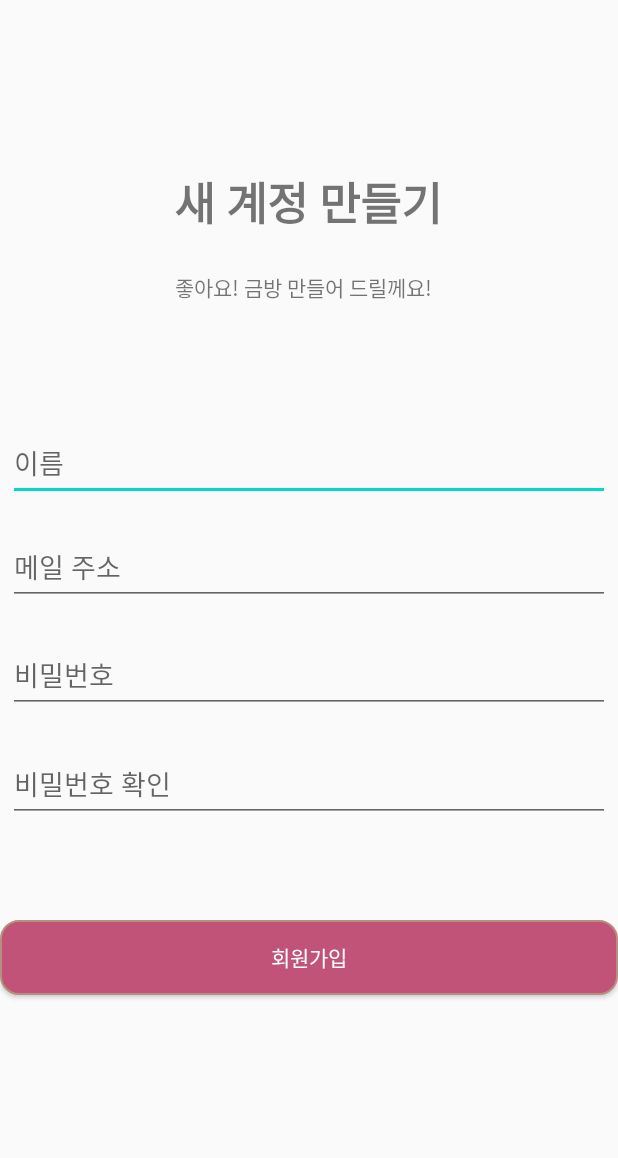
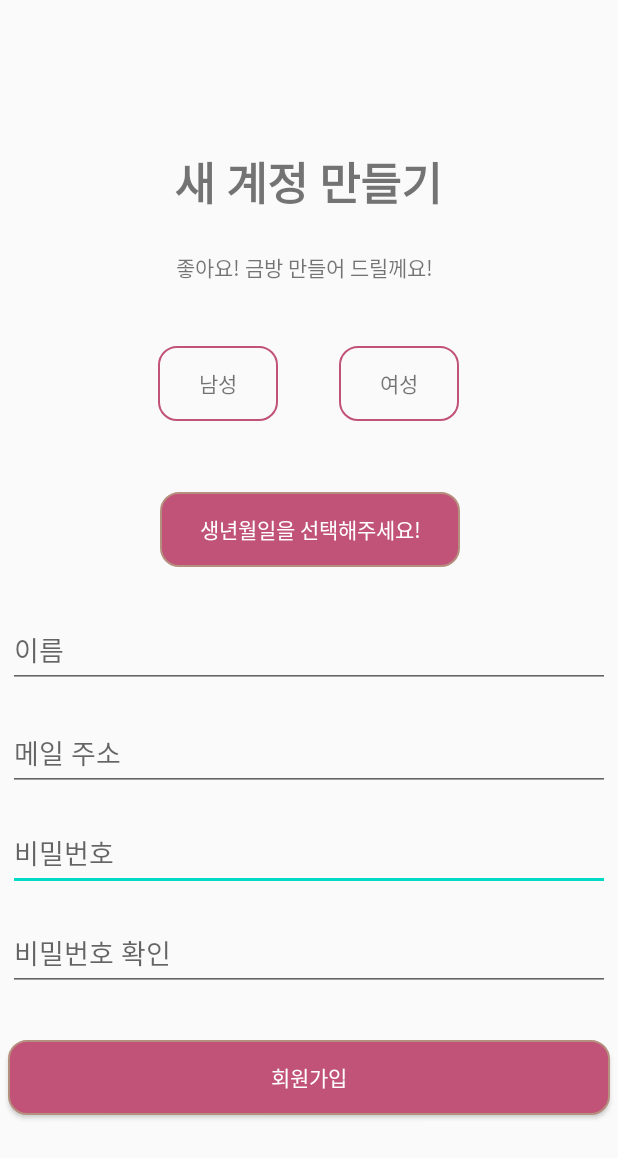
Before and after one commit to jungchunkim/GoEat, an Android app: the register_activity screen opened directly, with no data from a screen before it, on a phone screen of 412 x 824 dp. Shown: the top 1158 px of the screen. Run offline under Robolectric (Android 15) with nearby library versions, the light colour scheme and no system bars; our stand-ins replace Volley; network calls fail.

Commit message:
성별 , 생년월일 추가

```diff
--- a/app/src/main/AndroidManifest.xml
+++ b/app/src/main/AndroidManifest.xml
@@ -1,7 +1,8 @@
 <?xml version="1.0" encoding="utf-8"?>
 <manifest xmlns:android="http://schemas.android.com/apk/res/android"
     package="com.example.testexam">
-    <uses-permission android:name="android.permission.INTERNET"/>
+
+    <uses-permission android:name="android.permission.INTERNET" />
 
     <application
         android:allowBackup="true"
@@ -10,7 +11,7 @@
         android:roundIcon="@mipmap/ic_launcher_round"
         android:supportsRtl="true"
         android:theme="@style/AppTheme">
-        <activity android:name=".success_sign_up"></activity>
+        <activity android:name=".success_sign_up" />
         <activity android:name=".register_activity" />
         <activity android:name=".login_activity" />
         <activity android:name=".hello2" />
--- a/app/src/main/java/com/example/testexam/register_activity.java
+++ b/app/src/main/java/com/example/testexam/register_activity.java
@@ -3,13 +3,19 @@ package com.example.testexam;
 import androidx.appcompat.app.AppCompatActivity;
 
 import android.app.Activity;
+import android.app.AlertDialog;
+import android.app.DatePickerDialog;
 import android.content.Intent;
 import android.os.Bundle;
+import android.util.Log;
 import android.view.KeyEvent;
 import android.view.View;
 import android.view.inputmethod.InputMethodManager;
 import android.widget.Button;
+import android.widget.DatePicker;
 import android.widget.EditText;
+import android.widget.NumberPicker;
+import android.widget.TextView;
 import android.widget.Toast;
 
 import com.android.volley.RequestQueue;
@@ -23,7 +29,21 @@ public class register_activity extends AppCompatActivity {
 
     private EditText et_name, et_email, et_password, et_re_password;
     private Button btn_regist_account;
+    private  TextView tv_yearpicker, tv_women, tv_men;
 
+    private String user_birth = "";
+    private String user_gender = "";
+
+    DatePickerDialog.OnDateSetListener d = new DatePickerDialog.OnDateSetListener() {
+        @Override
+        public void onDateSet(DatePicker view, int year, int monthOfYear, int dayOfMonth){
+            Log.d("YearMonthPickerTest", "year = " + year + ", month = " + monthOfYear + ", day = " + dayOfMonth);
+            user_birth = year+"/" + monthOfYear + "/"+dayOfMonth;
+            tv_yearpicker = (TextView) findViewById(R.id.tv_yearpicker);
+            tv_yearpicker.setText(year+" / " + monthOfYear + " / "+dayOfMonth);
+
+        }
+    };
 
     @Override
     protected void onCreate(Bundle savedInstanceState) {
@@ -34,6 +54,9 @@ public class register_activity extends AppCompatActivity {
         et_password = (EditText)findViewById(R.id.et_password);
         et_re_password = (EditText)findViewById(R.id.et_re_password);
         btn_regist_account = (Button) findViewById(R.id.btn_regist_account);
+        tv_yearpicker = (TextView) findViewById(R.id.tv_yearpicker);
+        tv_women = (TextView) findViewById(R.id.tv_women);
+        tv_men = (TextView) findViewById(R.id.tv_men);
 
         et_name.setOnKeyListener(new View.OnKeyListener() {
             public boolean onKey(View v, int keyCode, KeyEvent event) {
@@ -77,9 +100,32 @@ public class register_activity extends AppCompatActivity {
         });
 
 
+        tv_yearpicker.setOnClickListener(new View.OnClickListener() {
+            @Override
+            public void onClick(View view) {
+                year_picker pd = new year_picker();
+                pd.setListener(d);
+                pd.show(getSupportFragmentManager(), "YearMonthPickerTest");
+            }
+        });
 
+        tv_women.setOnClickListener(new View.OnClickListener() {
+            @Override
+            public void onClick(View view) {
+                tv_women.setBackground(getResources().getDrawable(R.drawable.round_button));
+                tv_men.setBackground(getResources().getDrawable(R.drawable.edge));
+                user_gender = "여자";
+            }
+        });
 
-
+        tv_men.setOnClickListener(new View.OnClickListener() {
+            @Override
+            public void onClick(View view) {
+                tv_men.setBackground(getResources().getDrawable(R.drawable.round_button));
+                tv_women.setBackground(getResources().getDrawable(R.drawable.edge));
+                user_gender = "남자";
+            }
+        });
 
         btn_regist_account.setOnClickListener(new View.OnClickListener() {
             @Override
@@ -89,7 +135,13 @@ public class register_activity extends AppCompatActivity {
                 String userpassword = et_password.getText().toString();
                 String userrepassword = et_re_password.getText().toString();
 
-                if(!useremail.contains("@")){
+                if(user_gender.equals("")){
+                    Toast.makeText(getApplicationContext(),"성별을 선택해 주세요",Toast.LENGTH_LONG).show();
+                }else if (user_birth.equals("") ){
+                    Toast.makeText(getApplicationContext(),"생년월일을 선택해 주세요",Toast.LENGTH_LONG).show();
+                }else if (username.isEmpty()){
+                    Toast.makeText(getApplicationContext(),"이름을 적어주세요",Toast.LENGTH_LONG).show();
+                }else if(!useremail.contains("@")){
                     Toast.makeText(getApplicationContext(),"이메일 형식이 아닙니다",Toast.LENGTH_LONG).show();
                     et_email.setText("");
                 }else if(!(userpassword.length() >= 8)) {
--- /dev/null
+++ b/app/src/main/res/drawable/edge.xml
@@ -0,0 +1,13 @@
+<?xml version="1.0" encoding="utf-8"?>
+<shape xmlns:android="http://schemas.android.com/apk/res/android"
+    android:padding="10dp"
+    android:shape="rectangle" >
+    <corners
+        android:bottomLeftRadius="12dp"
+        android:bottomRightRadius="12dp"
+        android:topLeftRadius="12dp"
+        android:topRightRadius="12dp" />
+    <stroke
+        android:width="1dp"
+        android:color="#C15278" />
+</shape>
--- a/app/src/main/res/layout/activity_register_activity.xml
+++ b/app/src/main/res/layout/activity_register_activity.xml
@@ -18,46 +18,65 @@
         app:layout_constraintHorizontal_bias="0.497"
         app:layout_constraintStart_toStartOf="parent"
         app:layout_constraintTop_toTopOf="parent"
-        app:layout_constraintVertical_bias="0.144" />
+        app:layout_constraintVertical_bias="0.127" />
 
     <TextView
+        android:id="@+id/textView4"
         android:layout_width="wrap_content"
         android:layout_height="wrap_content"
         android:text="좋아요! 금방 만들어 드릴께요!"
         app:layout_constraintBottom_toBottomOf="parent"
         app:layout_constraintEnd_toEndOf="parent"
-        app:layout_constraintHorizontal_bias="0.485"
+        app:layout_constraintHorizontal_bias="0.487"
         app:layout_constraintStart_toStartOf="parent"
         app:layout_constraintTop_toBottomOf="@+id/textView9"
-        app:layout_constraintVertical_bias="0.036" />
+        app:layout_constraintVertical_bias="0.035" />
 
-    <EditText
-        android:id="@+id/et_name"
-        android:layout_width="match_parent"
+
+    <TextView
+        android:id="@+id/tv_men"
+        android:layout_width="80dp"
         android:layout_height="50dp"
-        android:layout_marginStart="5dp"
-        android:layout_marginEnd="5dp"
-        android:hint="이름"
+        android:layout_marginTop="12dp"
+        android:background="@drawable/edge"
+        android:gravity="center"
+        android:text="남성"
+        app:layout_constraintBottom_toTopOf="@+id/tv_yearpicker"
+        app:layout_constraintEnd_toEndOf="parent"
+        app:layout_constraintHorizontal_bias="0.317"
+        app:layout_constraintStart_toStartOf="parent"
+        app:layout_constraintTop_toBottomOf="@+id/textView4"
+        app:layout_constraintVertical_bias="0.386" />
+
+    <TextView
+        android:id="@+id/tv_women"
+        android:layout_width="80dp"
+        android:layout_height="50dp"
+        android:layout_marginTop="12dp"
+        android:background="@drawable/edge"
+        android:gravity="center"
+        android:text="여성"
+        app:layout_constraintBottom_toTopOf="@+id/tv_yearpicker"
+        app:layout_constraintEnd_toEndOf="parent"
+        app:layout_constraintHorizontal_bias="0.68"
+        app:layout_constraintStart_toStartOf="parent"
+        app:layout_constraintTop_toBottomOf="@+id/textView4"
+        app:layout_constraintVertical_bias="0.386" />
+
+    <TextView
+        android:id="@+id/tv_yearpicker"
+        android:layout_width="200dp"
+        android:layout_height="50dp"
+        android:background="@drawable/round_button"
+        android:gravity="center"
+        android:text="생년월일을 선택해주세요!"
+        android:textColor="#ffffff"
         app:layout_constraintBottom_toBottomOf="parent"
         app:layout_constraintEnd_toEndOf="parent"
-        app:layout_constraintHorizontal_bias="1.0"
+        app:layout_constraintHorizontal_bias="0.502"
         app:layout_constraintStart_toStartOf="parent"
         app:layout_constraintTop_toTopOf="parent"
-        app:layout_constraintVertical_bias="0.367" />
-
-    <EditText
-        android:id="@+id/et_email"
-        android:layout_width="match_parent"
-        android:layout_height="50dp"
-        android:layout_marginStart="5dp"
-        android:layout_marginEnd="5dp"
-        android:hint="메일 주소"
-        app:layout_constraintBottom_toBottomOf="parent"
-        app:layout_constraintEnd_toEndOf="parent"
-        app:layout_constraintHorizontal_bias="1.0"
-        app:layout_constraintStart_toStartOf="parent"
-        app:layout_constraintTop_toBottomOf="@+id/et_name"
-        app:layout_constraintVertical_bias="0.044" />
+        app:layout_constraintVertical_bias="0.424" />
 
     <EditText
         android:id="@+id/et_password"
@@ -72,7 +91,21 @@
         app:layout_constraintHorizontal_bias="1.0"
         app:layout_constraintStart_toStartOf="parent"
         app:layout_constraintTop_toBottomOf="@+id/et_email"
-        app:layout_constraintVertical_bias="0.06" />
+        app:layout_constraintVertical_bias="0.068" />
+
+    <EditText
+        android:id="@+id/et_name"
+        android:layout_width="match_parent"
+        android:layout_height="50dp"
+        android:layout_marginStart="5dp"
+        android:layout_marginEnd="5dp"
+        android:hint="이름"
+        app:layout_constraintBottom_toBottomOf="parent"
+        app:layout_constraintEnd_toEndOf="parent"
+        app:layout_constraintHorizontal_bias="1.0"
+        app:layout_constraintStart_toStartOf="parent"
+        app:layout_constraintTop_toTopOf="parent"
+        app:layout_constraintVertical_bias="0.528" />
 
     <EditText
         android:id="@+id/et_re_password"
@@ -87,12 +120,30 @@
         app:layout_constraintHorizontal_bias="1.0"
         app:layout_constraintStart_toStartOf="parent"
         app:layout_constraintTop_toBottomOf="@+id/et_password"
-        app:layout_constraintVertical_bias="0.077" />
+        app:layout_constraintVertical_bias="0.094" />
+
+    <EditText
+        android:id="@+id/et_email"
+        android:layout_width="match_parent"
+        android:layout_height="50dp"
+        android:layout_marginStart="5dp"
+        android:layout_marginEnd="5dp"
+        android:hint="메일 주소"
+        app:layout_constraintBottom_toBottomOf="parent"
+        app:layout_constraintEnd_toEndOf="parent"
+        app:layout_constraintHorizontal_bias="1.0"
+        app:layout_constraintStart_toStartOf="parent"
+        app:layout_constraintTop_toBottomOf="@+id/et_name"
+        app:layout_constraintVertical_bias="0.059" />
 
     <Button
         android:id="@+id/btn_regist_account"
         android:layout_width="match_parent"
         android:layout_height="50dp"
+        android:layout_marginStart="5dp"
+        android:layout_marginLeft="5dp"
+        android:layout_marginEnd="5dp"
+        android:layout_marginRight="5dp"
         android:background="@drawable/round_button"
         android:text="회원가입"
         android:textColor="#FFFFFF"
```
Also changed, not shown: app/src/main/java/com/example/testexam/year_picker.java (added, +98 -0 lines), app/src/main/res/layout/activity_year_picker.xml (added, +69 -0 lines).
